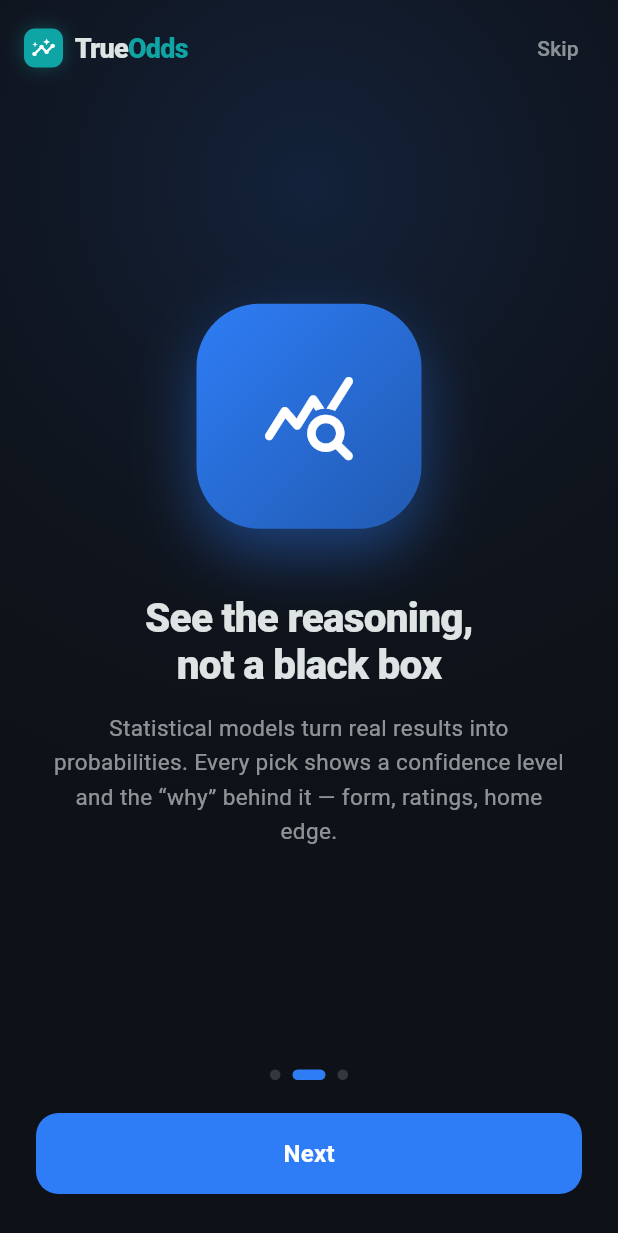
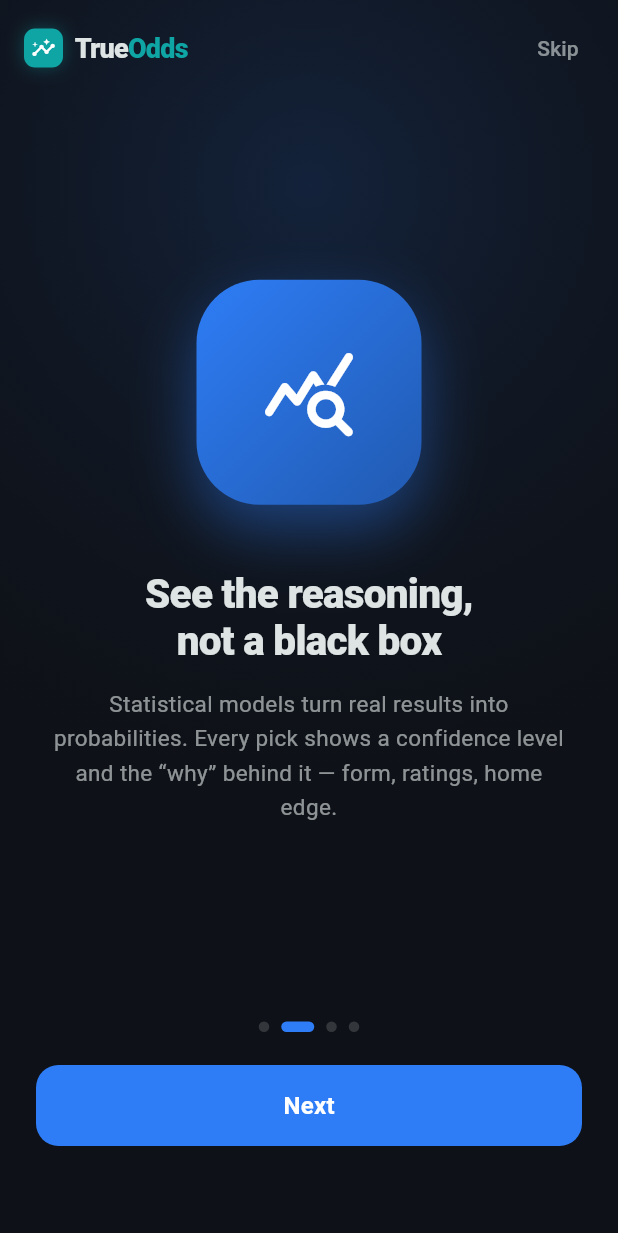
Before and after one commit to liftedman/trueodds, a Flutter app: the screen it shows after launch, after a tap on "Next", on a phone screen of 412 x 824 dp. Shown: the top 1233 px of the screen. Run offline on Flutter 3.47's test engine with Material 3 defaults, Android fonts, the phone set to English and light mode, and no system bars; our stand-ins replace flutter_local_notifications, shared_preferences, timezone; network calls fail.

Commit message:
Onboarding: add a notification opt-in primer as the final step
New last onboarding page explains game reminders, with an 'Enable notifications' button that fires the OS permission prompt and a 'Not now' escape. Turns notifications on for users who accept, right at first run — far higher opt-in than burying it in About, while staying a real choice.

Co-Authored-By: Claude Opus 4.8 <noreply@anthropic.com>

```diff
--- a/app/lib/screens/onboarding.dart
+++ b/app/lib/screens/onboarding.dart
@@ -1,5 +1,6 @@
 import 'package:flutter/material.dart';
 import 'package:shared_preferences/shared_preferences.dart';
+import 'package:sports_model_app/services/notifications.dart';
 import 'package:sports_model_app/widgets/brand.dart';
 
 /// Persists whether the user has seen the first-run onboarding.
@@ -61,6 +62,13 @@ const _pages = <_Page>[
     'No model beats the bookmakers — if it could, we wouldn’t give it away. '
         'No sure things, no hype. Just honest odds. Please bet responsibly.',
   ),
+  _Page(
+    Icons.notifications_active_rounded,
+    Color(0xFF0EA5A4),
+    'Never miss\nyour teams',
+    'Get a heads-up about an hour before a team you follow plays, plus one '
+        'stand-out game each day. On-device only, no spam — off anytime.',
+  ),
 ];
 
 /// A polished, swipeable first-run intro that leads with the honesty brand.
@@ -83,8 +91,11 @@ class _OnboardingScreenState extends State<OnboardingScreen> {
 
   bool get _last => _page == _pages.length - 1;
 
-  void _next() {
+  void _next() async {
     if (_last) {
+      // Final step is the notification primer — tapping through fires the real
+      // OS permission prompt, then enters the app either way.
+      await notifications.setEnabled(true);
       widget.onDone();
     } else {
       _controller.nextPage(
@@ -160,8 +171,9 @@ class _OnboardingScreenState extends State<OnboardingScreen> {
             ),
             // primary action
             Padding(
-              padding: const EdgeInsets.fromLTRB(24, 22, 24, 28),
-              child: SizedBox(
+              padding: const EdgeInsets.fromLTRB(24, 22, 24, 16),
+              child: Column(children: [
+                SizedBox(
                   width: double.infinity,
                   child: FilledButton(
                     onPressed: _next,
@@ -176,11 +188,23 @@ class _OnboardingScreenState extends State<OnboardingScreen> {
                     ),
                     child: AnimatedSwitcher(
                       duration: const Duration(milliseconds: 250),
-                    child: Text(_last ? 'Get started' : 'Next',
+                      child: Text(_last ? 'Enable notifications' : 'Next',
                           key: ValueKey(_last)),
                     ),
                   ),
                 ),
+                // "Not now" only on the notification step, so opting out is easy.
+                SizedBox(
+                  height: 44,
+                  child: _last
+                      ? TextButton(
+                          onPressed: widget.onDone,
+                          child: Text('Not now',
+                              style: TextStyle(color: cs.onSurface.withOpacity(.6))),
+                        )
+                      : null,
+                ),
+              ]),
             ),
           ]),
         ),
```
Lines whose indentation alone changed are shown as unchanged.
